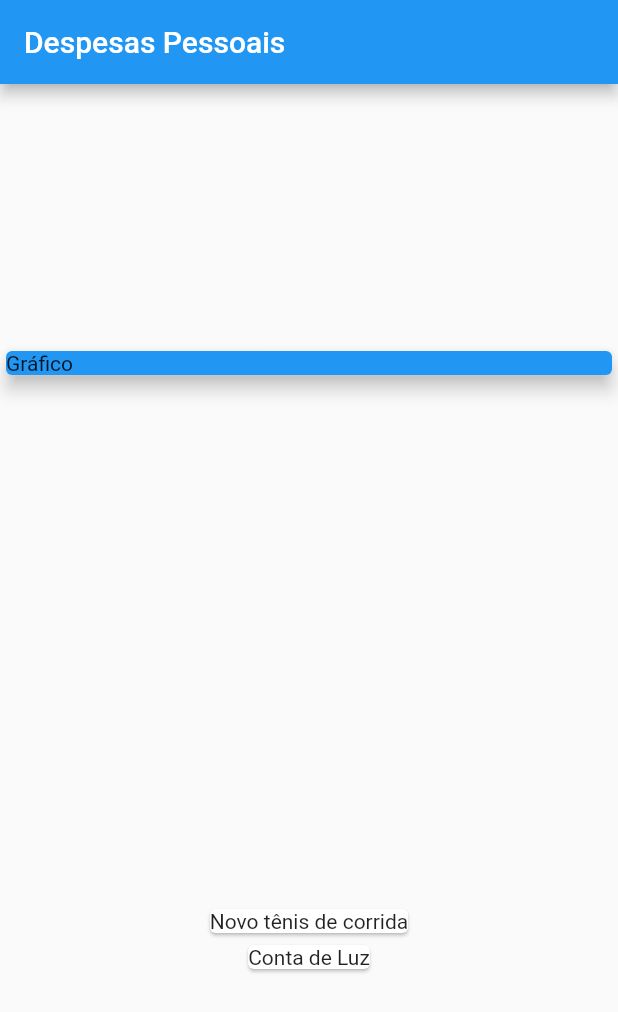
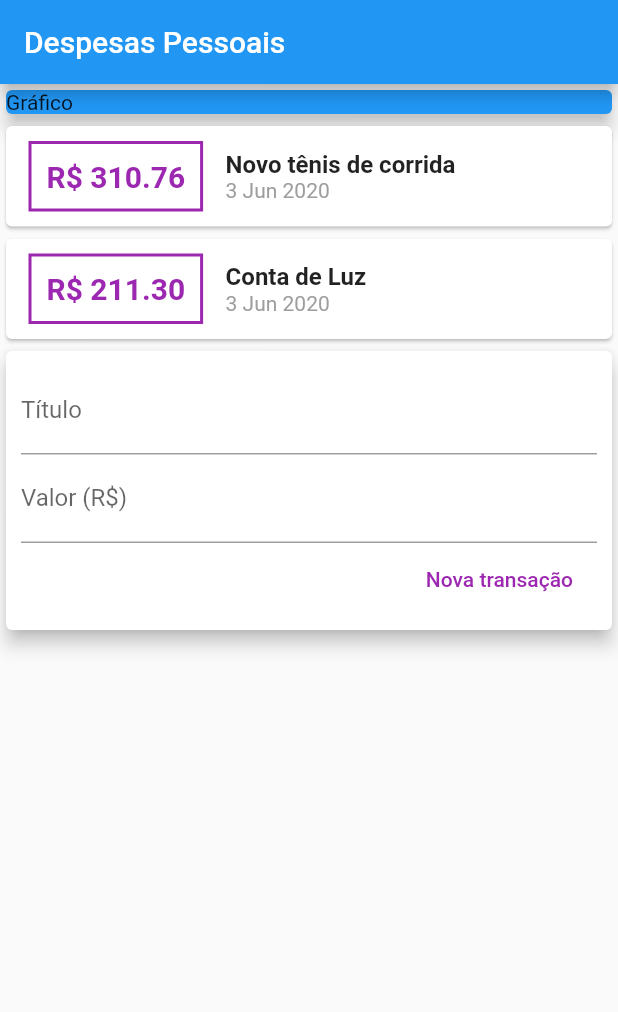
Before and after one commit to danielfreitasbs/Flutter-Course-by-Cod3r, a Flutter app: the screen it shows after launch, on a phone screen of 412 x 824 dp. Shown: the top 1012 px of the screen. Run offline on Flutter 3.47's test engine with Material 2 defaults, Android fonts, the phone set to English and light mode, and no system bars.

Commit message:
Estilização da lista de despesas e criação da base do modal de inserção

```diff
--- a/App - Despesas Pessoais/expenses/lib/main.dart
+++ b/App - Despesas Pessoais/expenses/lib/main.dart
@@ -1,5 +1,6 @@
 import 'package:expenses/models/transaction.dart';
 import 'package:flutter/material.dart';
+import 'package:intl/intl.dart';
 
 main() => runApp(ExpensesApp());
 
@@ -13,6 +14,9 @@ class ExpensesApp extends StatelessWidget {
 }
 
 class MyHomePage extends StatelessWidget {
+  final titleController = TextEditingController();
+  final valueController = TextEditingController();
+
   final _transactions = [
     Transaction(
       id: 't1',
@@ -35,7 +39,6 @@ class MyHomePage extends StatelessWidget {
         title: Text('Despesas Pessoais'),
       ),
       body: Column(
-        mainAxisAlignment: MainAxisAlignment.spaceAround,
         crossAxisAlignment: CrossAxisAlignment.stretch,
         children: <Widget>[
           Container(
@@ -49,9 +52,86 @@ class MyHomePage extends StatelessWidget {
           Column(
             children: _transactions.map((tr) {
               return Card(
-                child: Text(tr.title),
+                child: Row(
+                  children: <Widget>[
+                    Container(
+                      margin: EdgeInsets.symmetric(
+                        horizontal: 15,
+                        vertical: 10,
+                      ),
+                      decoration: BoxDecoration(
+                        border: Border.all(
+                          color: Colors.purple,
+                          width: 2,
+                        ),
+                      ),
+                      padding: EdgeInsets.all(10),
+                      child: Text(
+                        'R\$ ${tr.value.toStringAsFixed(2)}',
+                        style: TextStyle(
+                          fontWeight: FontWeight.bold,
+                          fontSize: 20,
+                          color: Colors.purple,
+                        ),
+                      ),
+                    ),
+                    Column(
+                      crossAxisAlignment: CrossAxisAlignment.start,
+                      children: <Widget>[
+                        Text(
+                          tr.title,
+                          style: TextStyle(
+                            fontWeight: FontWeight.bold,
+                            fontSize: 16,
+                          ),
+                        ),
+                        Text(
+                          DateFormat('d MMM y').format(tr.date),
+                          style: TextStyle(
+                            color: Colors.grey,
+                          ),
+                        ),
+                      ],
+                    )
+                  ],
+                ),
               );
             }).toList(),
+          ),
+          Card(
+            elevation: 5,
+            child: Padding(
+              padding: const EdgeInsets.all(10),
+              child: Column(
+                children: <Widget>[
+                  TextField(
+                    controller: titleController,
+                    decoration: InputDecoration(
+                      labelText: 'Título',
+                    ),
+                  ),
+                  TextField(
+                    controller: valueController,
+                    decoration: InputDecoration(
+                      labelText: 'Valor (R\$)',
+                    ),
+                  ),
+                  Row(
+                    mainAxisAlignment: MainAxisAlignment.end,
+                    children: <Widget>[
+                      FlatButton(
+                        textColor: Colors.purple,
+                        child: Text('Nova transação'),
+                        onPressed: () {
+                          print(titleController.text);
+                          print(valueController.text);
+                        },
+                      ),
+                    ],
+                  )
+                ],
+              ),
+            ),
           )
         ],
       ),
--- a/App - Despesas Pessoais/expenses/pubspec.yaml
+++ b/App - Despesas Pessoais/expenses/pubspec.yaml
@@ -23,6 +23,7 @@ environment:
 dependencies:
   flutter:
     sdk: flutter
+  intl: ^0.16.1
 
 
   # The following adds the Cupertino Icons font to your application.
```
Also changed, not shown: App - Despesas Pessoais/expenses/pubspec.lock.
